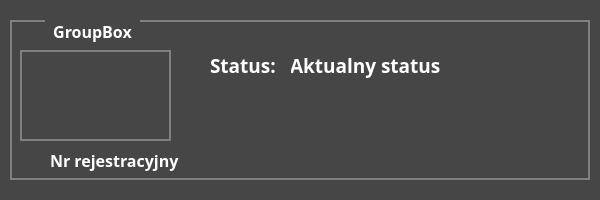
Old version of the form carblock.ui in the repository RStravinsky/CarReservation.
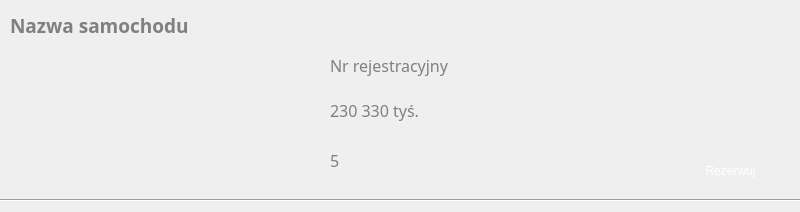
New version of the form. Icons and pictures are not drawn.

Diff of the .ui file:
```diff
--- a/carblock.ui
+++ b/carblock.ui
@@ -6,12 +6,12 @@
    <rect>
     <x>0</x>
     <y>0</y>
-    <width>600</width>
-    <height>200</height>
+    <width>800</width>
+    <height>212</height>
    </rect>
   </property>
   <property name="sizePolicy">
-   <sizepolicy hsizetype="Fixed" vsizetype="Fixed">
+   <sizepolicy hsizetype="Preferred" vsizetype="Fixed">
     <horstretch>0</horstretch>
     <verstretch>0</verstretch>
    </sizepolicy>
@@ -32,165 +32,308 @@
    <string>Form</string>
   </property>
   <property name="styleSheet">
-   <string notr="true">background-color: rgb(70, 70, 70);</string>
+   <string notr="true">QLabel{
+color: gray
+}</string>
   </property>
-  <widget class="QGroupBox" name="groupBox">
+  <widget class="QLabel" name="lblLicensePlate">
    <property name="geometry">
     <rect>
-     <x>10</x>
-     <y>20</y>
-     <width>580</width>
-     <height>160</height>
+     <x>330</x>
+     <y>55</y>
+     <width>221</width>
+     <height>21</height>
     </rect>
    </property>
-   <property name="minimumSize">
-    <size>
-     <width>580</width>
-     <height>160</height>
-    </size>
-   </property>
-   <property name="maximumSize">
-    <size>
-     <width>580</width>
-     <height>170</height>
-    </size>
-   </property>
    <property name="font">
     <font>
      <family>Calibri Light</family>
      <pointsize>12</pointsize>
+     <weight>50</weight>
+     <bold>false</bold>
+    </font>
+   </property>
+   <property name="autoFillBackground">
+    <bool>false</bool>
+   </property>
+   <property name="styleSheet">
+    <string notr="true">/*color: rgb(255, 255, 255);*/</string>
+   </property>
+   <property name="text">
+    <string>Nr rejestracyjny</string>
+   </property>
+  </widget>
+  <widget class="QLabel" name="lblPhoto">
+   <property name="geometry">
+    <rect>
+     <x>10</x>
+     <y>40</y>
+     <width>221</width>
+     <height>141</height>
+    </rect>
+   </property>
+   <property name="text">
+    <string/>
+   </property>
+   <property name="pixmap">
+    <pixmap resource="resources.qrc">:/images/images/car.png</pixmap>
+   </property>
+   <property name="scaledContents">
+    <bool>true</bool>
+   </property>
+  </widget>
+  <widget class="Line" name="line">
+   <property name="geometry">
+    <rect>
+     <x>0</x>
+     <y>190</y>
+     <width>801</width>
+     <height>21</height>
+    </rect>
+   </property>
+   <property name="lineWidth">
+    <number>1</number>
+   </property>
+   <property name="orientation">
+    <enum>Qt::Horizontal</enum>
+   </property>
+  </widget>
+  <widget class="QLabel" name="lblCarName">
+   <property name="geometry">
+    <rect>
+     <x>10</x>
+     <y>10</y>
+     <width>401</width>
+     <height>31</height>
+    </rect>
+   </property>
+   <property name="font">
+    <font>
+     <family>Calibri Light</family>
+     <pointsize>14</pointsize>
      <weight>75</weight>
      <bold>true</bold>
     </font>
    </property>
+   <property name="autoFillBackground">
+    <bool>false</bool>
+   </property>
    <property name="styleSheet">
-    <string notr="true">QGroupBox {
-    border: 2px solid gray;
-    margin-top: 0.5em;
-	color: rgb(255, 255, 255);
-	
-	background-color: rgb(70, 70, 70);
+    <string notr="true">/*color: rgb(255, 255, 255);*/</string>
+   </property>
+   <property name="text">
+    <string>Nazwa samochodu</string>
+   </property>
+  </widget>
+  <widget class="QPushButton" name="pushButton">
+   <property name="geometry">
+    <rect>
+     <x>670</x>
+     <y>150</y>
+     <width>121</width>
+     <height>41</height>
+    </rect>
+   </property>
+   <property name="styleSheet">
+    <string notr="true">QPushButton:hover {
+border-radius: 5px;
+background: rgb(255,140,0);
 }
 
-QGroupBox::title {
-    subcontrol-origin: margin;
-    left: 35px;
-    padding: 0 6px 0 6px;
+QPushButton{
+color: white;
+border-radius: 5px;
+background: qlineargradient(x1:0, y1:0, x2:0, y2:1,
+   stop: 0 rgba(255,140,0), stop: 0.7 rgb(255,105,0));
 }
 
 </string>
    </property>
-   <property name="title">
-    <string>GroupBox</string>
+   <property name="text">
+    <string>Rezerwuj</string>
    </property>
-   <widget class="QLabel" name="lblStatus">
-    <property name="geometry">
-     <rect>
-      <x>280</x>
-      <y>30</y>
-      <width>161</width>
-      <height>31</height>
-     </rect>
-    </property>
-    <property name="font">
-     <font>
-      <family>Calibri Light</family>
-      <pointsize>14</pointsize>
-      <weight>75</weight>
-      <bold>true</bold>
-     </font>
-    </property>
-    <property name="autoFillBackground">
-     <bool>false</bool>
-    </property>
-    <property name="styleSheet">
-     <string notr="true">color: rgb(255, 255, 255);</string>
-    </property>
-    <property name="text">
-     <string>Aktualny status</string>
-    </property>
-   </widget>
-   <widget class="QLabel" name="lblPhoto">
-    <property name="geometry">
-     <rect>
-      <x>10</x>
-      <y>30</y>
-      <width>151</width>
-      <height>91</height>
-     </rect>
-    </property>
-    <property name="autoFillBackground">
-     <bool>false</bool>
-    </property>
-    <property name="styleSheet">
-     <string notr="true">QLabel {
-    border: 2px solid gray;
-	color: rgb(255, 255, 255);
-	
-	background-color: rgb(70, 70, 70);
-}</string>
-    </property>
-    <property name="text">
-     <string/>
-    </property>
-    <property name="scaledContents">
-     <bool>true</bool>
-    </property>
-   </widget>
-   <widget class="QLabel" name="lblLicensePlate">
-    <property name="geometry">
-     <rect>
-      <x>40</x>
-      <y>130</y>
-      <width>131</width>
-      <height>21</height>
-     </rect>
-    </property>
-    <property name="font">
-     <font>
-      <family>Calibri Light</family>
-      <pointsize>12</pointsize>
-      <weight>75</weight>
-      <bold>true</bold>
-     </font>
-    </property>
-    <property name="autoFillBackground">
-     <bool>false</bool>
-    </property>
-    <property name="styleSheet">
-     <string notr="true">color: rgb(255, 255, 255);</string>
-    </property>
-    <property name="text">
-     <string>Nr rejestracyjny</string>
-    </property>
-   </widget>
-   <widget class="QLabel" name="lblStat">
-    <property name="geometry">
-     <rect>
-      <x>200</x>
-      <y>30</y>
-      <width>81</width>
-      <height>31</height>
-     </rect>
-    </property>
-    <property name="font">
-     <font>
-      <family>Calibri Light</family>
-      <pointsize>14</pointsize>
-      <weight>75</weight>
-      <bold>true</bold>
-     </font>
-    </property>
-    <property name="autoFillBackground">
-     <bool>false</bool>
-    </property>
-    <property name="styleSheet">
-     <string notr="true">color: rgb(255, 255, 255);</string>
-    </property>
-    <property name="text">
-     <string>Status:</string>
-    </property>
-   </widget>
+  </widget>
+  <widget class="QLabel" name="lblStatus">
+   <property name="geometry">
+    <rect>
+     <x>740</x>
+     <y>10</y>
+     <width>61</width>
+     <height>61</height>
+    </rect>
+   </property>
+   <property name="text">
+    <string/>
+   </property>
+   <property name="pixmap">
+    <pixmap>images/rented.png</pixmap>
+   </property>
+   <property name="scaledContents">
+    <bool>false</bool>
+   </property>
+  </widget>
+  <widget class="QLabel" name="lblSpeedImage">
+   <property name="geometry">
+    <rect>
+     <x>270</x>
+     <y>95</y>
+     <width>31</width>
+     <height>31</height>
+    </rect>
+   </property>
+   <property name="text">
+    <string/>
+   </property>
+   <property name="pixmap">
+    <pixmap resource="resources.qrc">:/images/images/speed.png</pixmap>
+   </property>
+   <property name="scaledContents">
+    <bool>true</bool>
+   </property>
+  </widget>
+  <widget class="QLabel" name="lblPlateImage">
+   <property name="geometry">
+    <rect>
+     <x>270</x>
+     <y>50</y>
+     <width>31</width>
+     <height>31</height>
+    </rect>
+   </property>
+   <property name="text">
+    <string/>
+   </property>
+   <property name="pixmap">
+    <pixmap resource="resources.qrc">:/images/images/plate.png</pixmap>
+   </property>
+   <property name="scaledContents">
+    <bool>true</bool>
+   </property>
+  </widget>
+  <widget class="QLabel" name="lblPersonImage">
+   <property name="geometry">
+    <rect>
+     <x>270</x>
+     <y>140</y>
+     <width>31</width>
+     <height>31</height>
+    </rect>
+   </property>
+   <property name="text">
+    <string/>
+   </property>
+   <property name="pixmap">
+    <pixmap resource="resources.qrc">:/images/images/person.png</pixmap>
+   </property>
+   <property name="scaledContents">
+    <bool>true</bool>
+   </property>
+  </widget>
+  <widget class="QLabel" name="lblLicensePlate_2">
+   <property name="geometry">
+    <rect>
+     <x>330</x>
+     <y>100</y>
+     <width>221</width>
+     <height>21</height>
+    </rect>
+   </property>
+   <property name="font">
+    <font>
+     <family>Calibri Light</family>
+     <pointsize>12</pointsize>
+     <weight>50</weight>
+     <bold>false</bold>
+    </font>
+   </property>
+   <property name="autoFillBackground">
+    <bool>false</bool>
+   </property>
+   <property name="styleSheet">
+    <string notr="true">/*color: rgb(255, 255, 255);*/</string>
+   </property>
+   <property name="text">
+    <string>230 330 tyś.</string>
+   </property>
+  </widget>
+  <widget class="QLabel" name="lblLicensePlate_3">
+   <property name="geometry">
+    <rect>
+     <x>330</x>
+     <y>150</y>
+     <width>221</width>
+     <height>21</height>
+    </rect>
+   </property>
+   <property name="font">
+    <font>
+     <family>Calibri Light</family>
+     <pointsize>12</pointsize>
+     <weight>50</weight>
+     <bold>false</bold>
+    </font>
+   </property>
+   <property name="autoFillBackground">
+    <bool>false</bool>
+   </property>
+   <property name="styleSheet">
+    <string notr="true">/*color: rgb(255, 255, 255);*/</string>
+   </property>
+   <property name="text">
+    <string>5</string>
+   </property>
+  </widget>
+  <widget class="QPushButton" name="pushButton_2">
+   <property name="geometry">
+    <rect>
+     <x>10</x>
+     <y>156</y>
+     <width>31</width>
+     <height>41</height>
+    </rect>
+   </property>
+   <property name="styleSheet">
+    <string notr="true">border: none;</string>
+   </property>
+   <property name="text">
+    <string/>
+   </property>
+   <property name="icon">
+    <iconset resource="resources.qrc">
+     <normaloff>:/images/images/delete.png</normaloff>:/images/images/delete.png</iconset>
+   </property>
+   <property name="iconSize">
+    <size>
+     <width>40</width>
+     <height>40</height>
+    </size>
+   </property>
+  </widget>
+  <widget class="QPushButton" name="pushButton_3">
+   <property name="geometry">
+    <rect>
+     <x>40</x>
+     <y>156</y>
+     <width>31</width>
+     <height>41</height>
+    </rect>
+   </property>
+   <property name="styleSheet">
+    <string notr="true">border:none</string>
+   </property>
+   <property name="text">
+    <string notr="true"/>
+   </property>
+   <property name="icon">
+    <iconset resource="resources.qrc">
+     <normaloff>:/images/images/info.png</normaloff>:/images/images/info.png</iconset>
+   </property>
+   <property name="iconSize">
+    <size>
+     <width>40</width>
+     <height>40</height>
+    </size>
+   </property>
   </widget>
  </widget>
  <resources/>
```
Left out of the diff: 9 changed lines with no effect on the pictures.
